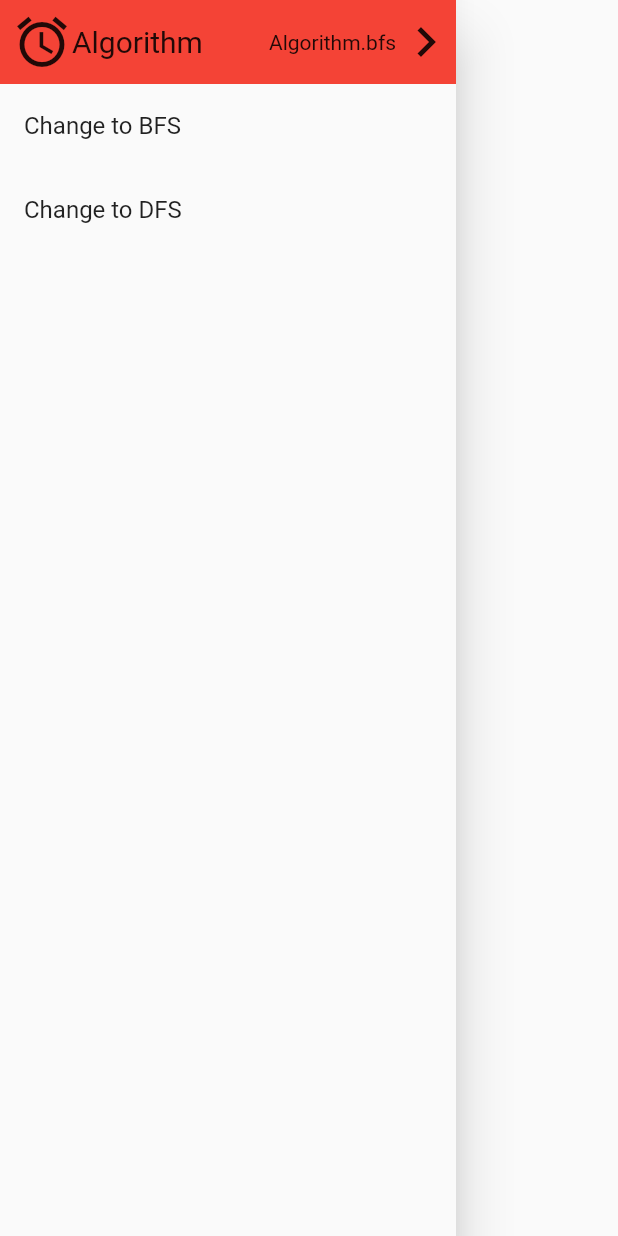
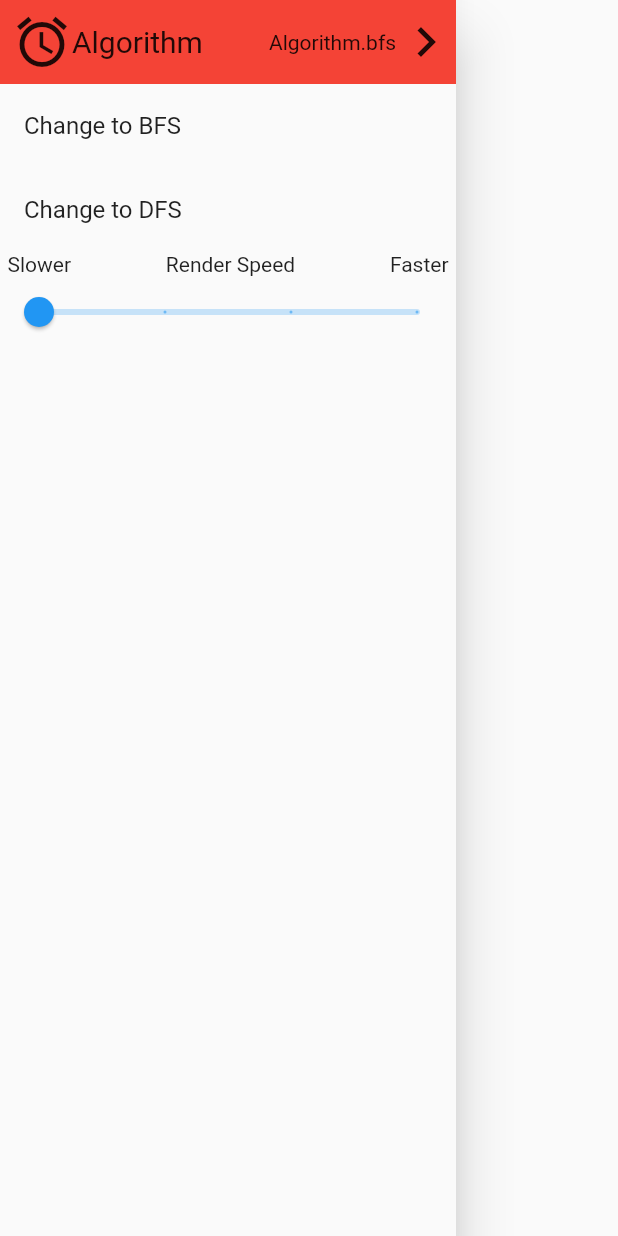
Before and after one commit to gangzhaorige/flutter-algo-visual, a Flutter app: the AppDrawer widget shown alone on an empty page, opened directly, on a phone screen of 412 x 824 dp. Run offline on Flutter 3.47's test engine with Material 2 defaults, Android fonts, the phone set to English and light mode, and no system bars; our stand-ins replace responsive_builder; missing offline and left inert: statsfl.

Commit message:
Drawer update
Added slider to the drawer to change the speed of rendering.

```diff
--- a/lib/components/drawer/drawer.dart
+++ b/lib/components/drawer/drawer.dart
@@ -80,6 +80,36 @@ class AppDrawer extends StatelessWidget {
               Provider.of<AlgoVisualizerTools>(context, listen: false).changeAlgorithm(Algorithm.dfs);
             },
           ),
+          Selector<AlgoVisualizerTools, double>(
+            selector: (_, AlgoVisualizerTools model) => model.curSpeed,
+            builder: (BuildContext context, double curSpeed, Widget? child) {
+              return Column(
+                children: [
+                  Padding(
+                    padding: const EdgeInsets.symmetric(horizontal: 5),
+                    child: Row(
+                      mainAxisAlignment: MainAxisAlignment.spaceBetween,
+                      children: [
+                        Text('Slower'),
+                        Text('Render Speed'),
+                        Text('Faster'),
+                      ],
+                    ),
+                  ),
+                  Slider(
+                    min: 15,
+                    max: 45,
+                    label: curSpeed.round().toString(),
+                    onChanged: (double value) {
+                      Provider.of<AlgoVisualizerTools>(context, listen: false).changeSpeed(value);
+                    },
+                    value: curSpeed,
+                    divisions: 3,
+                  ),
+                ],
+              );
+            }
+          ),
         ],
       ),
     );
```
